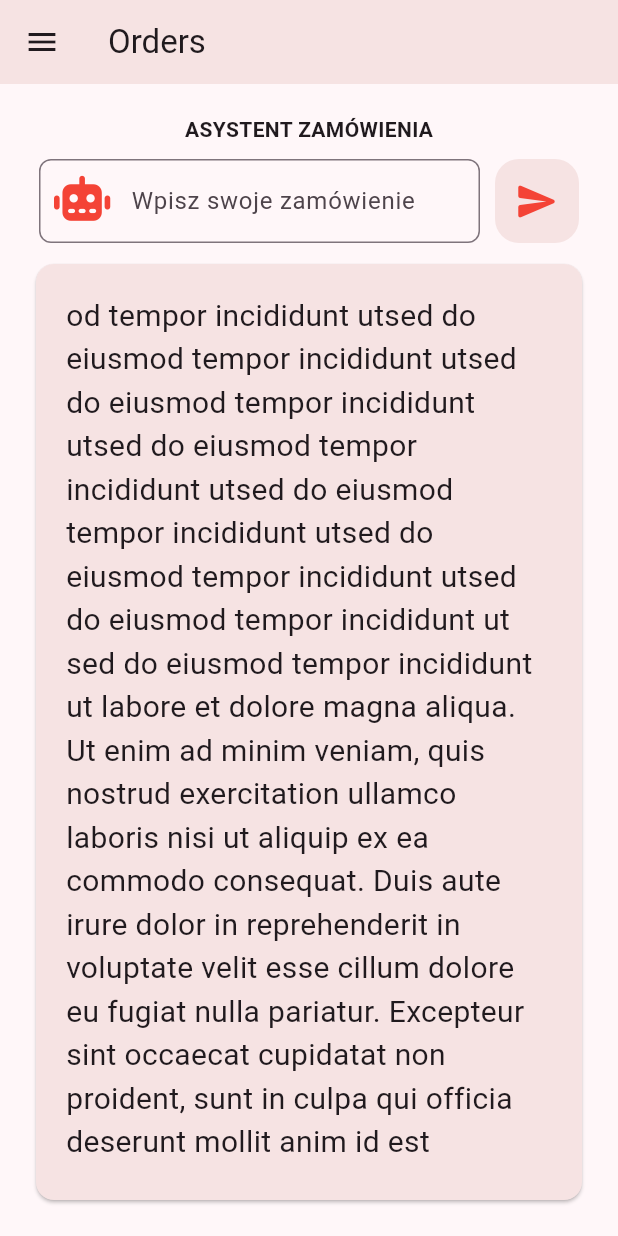
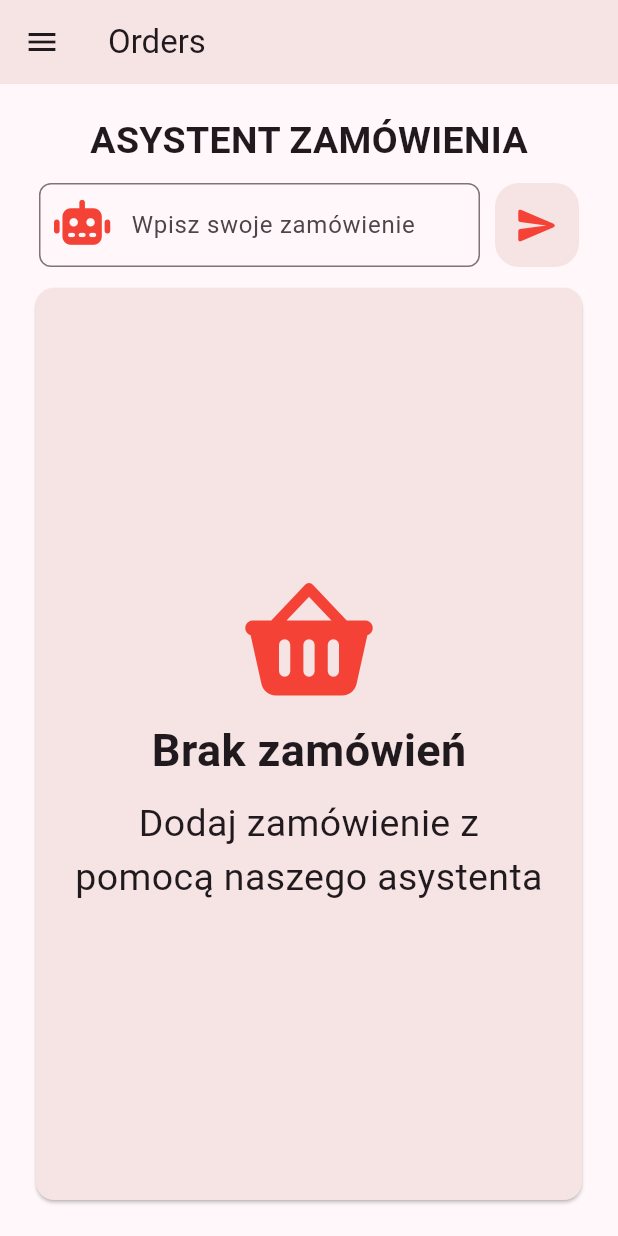
Before and after one commit to JakubMierzynski/order_analyzer_ai, a Flutter app: the OrderScreen screen opened directly, on a phone screen of 412 x 824 dp. Run offline on Flutter 3.47's test engine with Material 3 defaults, Android fonts, the phone set to English and light mode, and no system bars; our stand-ins replace equatable, flutter_bloc, font_awesome_flutter; network calls fail.

Commit message:
order_screen z działającym LLM. Przed przejsciem do zarzadzania przez Bloc i dostosowaniem zachowania llm przez prompty

```diff
--- a/lib/presentation/order/screens/order_screen.dart
+++ b/lib/presentation/order/screens/order_screen.dart
@@ -6,15 +6,13 @@ class OrderScreen extends StatefulWidget {
   const OrderScreen({super.key});
 
   @override
-  State<StatefulWidget> createState() {
-    return _OrderScreenState();
-  }
+  State<OrderScreen> createState() => _OrderScreenState();
 }
 
 class _OrderScreenState extends State<OrderScreen> {
-  TextEditingController controller = TextEditingController();
-  String answer =
-      "od tempor incididunt utsed do eiusmod tempor incididunt utsed do eiusmod tempor incididunt utsed do eiusmod tempor incididunt utsed do eiusmod tempor incididunt utsed do eiusmod tempor incididunt utsed do eiusmod tempor incididunt ut sed do eiusmod tempor incididunt ut labore et dolore magna aliqua. Ut enim ad minim veniam, quis nostrud exercitation ullamco laboris nisi ut aliquip ex ea commodo consequat. Duis aute irure dolor in reprehenderit in voluptate velit esse cillum dolore eu fugiat nulla pariatur. Excepteur sint occaecat cupidatat non proident, sunt in culpa qui officia deserunt mollit anim id est laborum.";
+  final TextEditingController controller = TextEditingController();
+  bool isLoading = false;
+  String answer = "";
 
   @override
   void dispose() {
@@ -22,11 +20,17 @@ class _OrderScreenState extends State<OrderScreen> {
     super.dispose();
   }
 
-  void _talkToAI() async {
-    String AiAnswer = await getLLMResponse(controller.text);
-    setState(() {
-      answer = AiAnswer;
-    });
+  Future<void> _talkToAI() async {
+    setState(() => isLoading = true);
+
+    try {
+      final aiAnswer = await getLLMResponse(controller.text);
+      setState(() => answer = aiAnswer);
+    } catch (e) {
+      setState(() => answer = "Błąd podczas komunikacji z AI: $e");
+    } finally {
+      setState(() => isLoading = false);
+    }
   }
 
   @override
@@ -34,20 +38,20 @@ class _OrderScreenState extends State<OrderScreen> {
     return Scaffold(
       drawer: const Drawer(),
       appBar: AppBar(
-        title: Text("Orders"),
-        backgroundColor: const Color.fromARGB(255, 246, 227, 227),
+        title: const Text("Orders"),
+        backgroundColor: Color.fromARGB(255, 246, 227, 227),
       ),
       body: Padding(
-        padding: EdgeInsets.all(20),
+        padding: const EdgeInsets.all(20),
         child: Column(
           children: [
-            Center(
+            const Center(
               child: Text(
                 "ASYSTENT ZAMÓWIENIA",
-                style: TextStyle(fontWeight: FontWeight.bold),
+                style: TextStyle(fontWeight: FontWeight.bold, fontSize: 25),
               ),
             ),
-            SizedBox(height: 10),
+            const SizedBox(height: 10),
             Padding(
               padding: const EdgeInsets.symmetric(horizontal: 6),
               child: Row(
@@ -56,9 +60,9 @@ class _OrderScreenState extends State<OrderScreen> {
                     child: TextField(
                       controller: controller,
                       decoration: InputDecoration(
-                        prefixIcon: Padding(
-                          padding: const EdgeInsets.all(10.0),
-                          child: const FaIcon(
+                        prefixIcon: const Padding(
+                          padding: EdgeInsets.all(10.0),
+                          child: FaIcon(
                             FontAwesomeIcons.robot,
                             size: 30,
                             color: Colors.red,
@@ -71,26 +75,39 @@ class _OrderScreenState extends State<OrderScreen> {
                       ),
                     ),
                   ),
-                  SizedBox(width: 10),
+                  const SizedBox(width: 10),
                   FloatingActionButton(
                     backgroundColor: const Color.fromARGB(255, 246, 227, 227),
                     foregroundColor: Colors.red,
                     elevation: 0,
-                    onPressed: _talkToAI,
-                    child: Icon(Icons.send_rounded, size: 30),
+                    onPressed: isLoading ? null : _talkToAI,
+                    child: isLoading
+                        ? const Padding(
+                            padding: EdgeInsets.all(15.0),
+                            child: CircularProgressIndicator(
+                              color: Colors.red,
+                              strokeWidth: 3,
+                            ),
+                          )
+                        : const Icon(Icons.send_rounded, size: 30),
                   ),
                 ],
               ),
             ),
-            SizedBox(height: 10),
+            const SizedBox(height: 10),
             Expanded(
               child: Card(
-                color: Color.fromARGB(255, 246, 227, 227),
+                color: const Color.fromARGB(255, 246, 227, 227),
                 child: Padding(
                   padding: const EdgeInsets.all(20.0),
-                  child: SingleChildScrollView(
-                    child: Text(answer, style: TextStyle(fontSize: 20)),
-                  ),
+                  child: answer.isEmpty
+                      ? _buildEmptyState()
+                      : SingleChildScrollView(
+                          child: Text(
+                            answer,
+                            style: const TextStyle(fontSize: 20),
+                          ),
+                        ),
                 ),
               ),
             ),
@@ -99,4 +116,26 @@ class _OrderScreenState extends State<OrderScreen> {
       ),
     );
   }
+
+  Widget _buildEmptyState() {
+    return Center(
+      child: Column(
+        mainAxisSize: MainAxisSize.min,
+        children: const [
+          FaIcon(FontAwesomeIcons.basketShopping, color: Colors.red, size: 80),
+          SizedBox(height: 10),
+          Text(
+            "Brak zamówień",
+            style: TextStyle(fontSize: 30, fontWeight: FontWeight.bold),
+          ),
+          SizedBox(height: 10),
+          Text(
+            "Dodaj zamówienie z pomocą naszego asystenta",
+            style: TextStyle(fontSize: 25),
+            textAlign: TextAlign.center,
+          ),
+        ],
+      ),
+    );
+  }
 }
```
